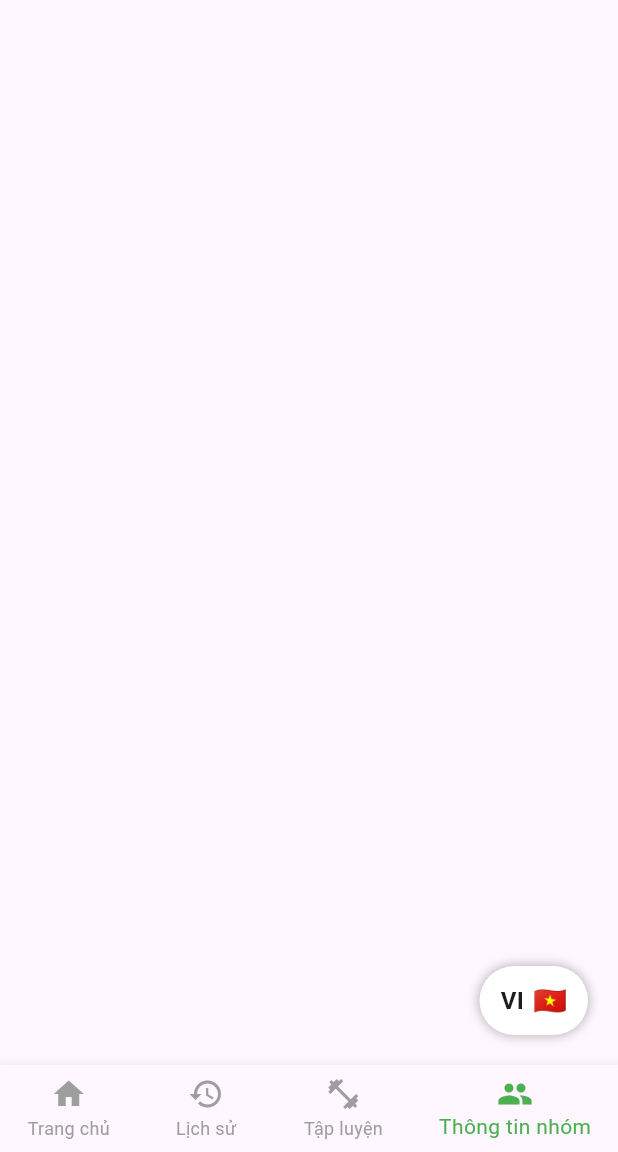
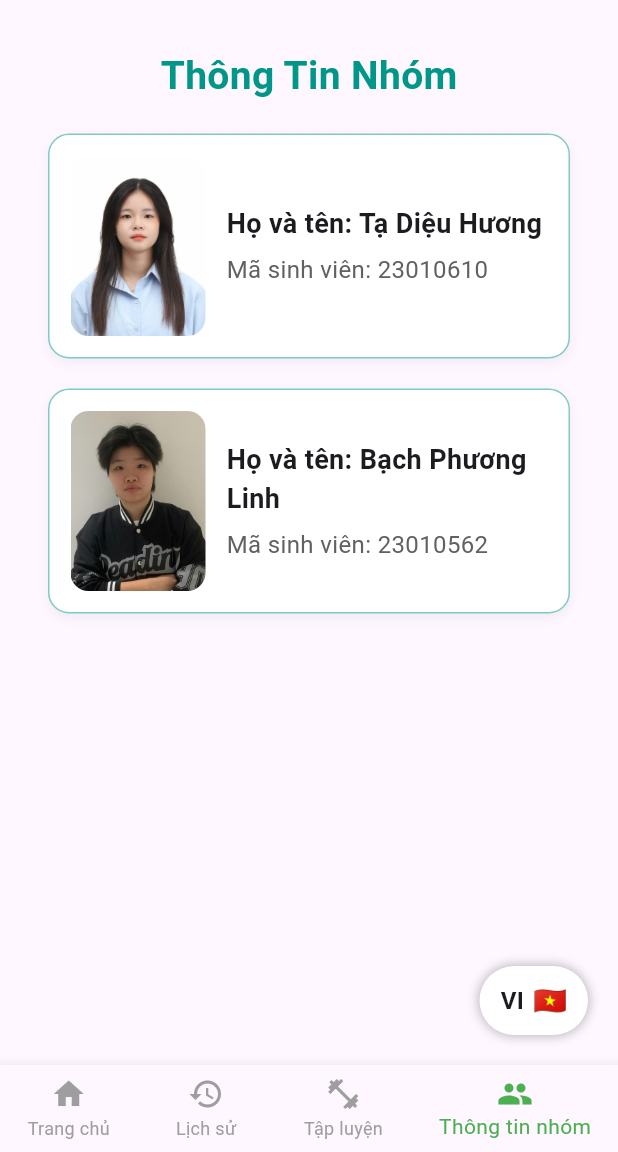
Before and after one commit to phuonglinh000/2025_LTTBDD_N04_Nhom_25, a Flutter app: the screen it shows after launch, item 4 of the bottom bar chosen, on a phone screen of 412 x 824 dp, the part 84-1236 px from its top. Run offline on Flutter 3.47's test engine with Material 3 defaults, Android fonts, the phone set to English and light mode, and no system bars; our stand-ins replace fl_chart, flutter_screenutil.

Commit message:
Hương làm phần thông tin nhóm

```diff
--- a/calories/lib/man_hinh_chinh.dart
+++ b/calories/lib/man_hinh_chinh.dart
@@ -6,7 +6,7 @@ import 'chon_ngay.dart';
 import 'package:provider/provider.dart';
 import 'quan_ly_ngon_ngu.dart';
 import 'package:flutter_screenutil/flutter_screenutil.dart';
-
+import 'man_hinh_thong_tin_nhom.dart';
 
 class ManHinhChinh
     extends StatefulWidget {
@@ -709,7 +709,7 @@ class _ManHinhChinhState
     } else if (_selectedIndex == 2) {
       return const ManHinhTapLuyen();
     } else if (_selectedIndex == 3) {
-      return const SizedBox.shrink();
+      return  ManHinhThongTinNhom();
     }
 
     return const SizedBox();
--- a/calories/lib/man_hinh_lich_su.dart
+++ b/calories/lib/man_hinh_lich_su.dart
@@ -1,5 +1,7 @@
 import 'package:flutter/material.dart';
 import 'package:fl_chart/fl_chart.dart';
+import 'package:provider/provider.dart';
+import 'quan_ly_ngon_ngu.dart';
 
 class ManHinhLichSu extends StatelessWidget {
   final List<Map<String, dynamic>> meals;
@@ -8,20 +10,24 @@ class ManHinhLichSu extends StatelessWidget {
 
   @override
   Widget build(BuildContext context) {
+    final provider = Provider.of<LocaleProvider>(context);
+    Lang.currentLang = provider.locale.languageCode;
+
     return SingleChildScrollView(
       padding: const EdgeInsets.all(16.0),
       child: Column(
         children: [
-          const Text(
-            'Lịch sử ăn uống',
-            style: TextStyle(
-              fontSize: 18,
+          Text(
+            Lang.t('meal_history'),
+            style: const TextStyle(
+              fontSize: 20,
               fontWeight: FontWeight.bold,
+              color: Color(0xFF2E8B57),
             ),
           ),
           const SizedBox(height: 20),
 
-
+          // === Biểu đồ lịch sử ăn uống ===
           SizedBox(
             height: 250,
             child: BarChart(
@@ -33,7 +39,9 @@ class ManHinhLichSu extends StatelessWidget {
                       showTitles: true,
                       getTitlesWidget: (double value, TitleMeta meta) {
                         final index = value.toInt();
-                        if (index < 0 || index >= meals.length) return const SizedBox();
+                        if (index < 0 || index >= meals.length) {
+                          return const SizedBox();
+                        }
                         return Text(
                           meals[index]['name'],
                           style: const TextStyle(fontSize: 12),
@@ -42,7 +50,13 @@ class ManHinhLichSu extends StatelessWidget {
                     ),
                   ),
                   leftTitles: AxisTitles(
-                    sideTitles: SideTitles(showTitles: true, reservedSize: 40),
+                    sideTitles: SideTitles(
+                      showTitles: true,
+                      reservedSize: 40,
+                      getTitlesWidget: (value, meta) {
+                        return Text('${value.toInt()}');
+                      },
+                    ),
                   ),
                 ),
                 borderData: FlBorderData(show: false),
@@ -67,10 +81,14 @@ class ManHinhLichSu extends StatelessWidget {
 
           const SizedBox(height: 24),
 
+          // === Danh sách chi tiết món ăn ===
           ...meals.map(
             (m) => ListTile(
               title: Text(m['name']),
-              trailing: Text('${m['calories']} kcal'),
+              trailing: Text(
+                '${m['calories']} ${Lang.t('kcal')}',
+                style: const TextStyle(fontWeight: FontWeight.w500),
+              ),
             ),
           ),
         ],
--- /dev/null
+++ b/calories/lib/man_hinh_thong_tin_nhom.dart
@@ -0,0 +1,108 @@
+import 'package:flutter/material.dart';
+
+class ManHinhThongTinNhom
+    extends StatelessWidget {
+  @override
+  Widget build(BuildContext context) {
+    return SafeArea(
+      child: SingleChildScrollView(
+        padding: const EdgeInsets.all(16),
+        child: Column(
+          crossAxisAlignment:
+              CrossAxisAlignment.center,
+          children: [
+            const Text(
+              'Thông Tin Nhóm',
+              style: TextStyle(
+                fontSize: 26,
+                fontWeight: FontWeight.bold,
+                color: Colors.teal,
+              ),
+            ),
+            const SizedBox(height: 20),
+
+            _cardThanhVien(
+              'Họ và tên: Tạ Diệu Hương',
+              'Mã sinh viên: 23010610',
+              'imgs/huong.jpg',
+            ),
+
+            const SizedBox(height: 20),
+
+            _cardThanhVien(
+              'Họ và tên: Bạch Phương Linh',
+              'Mã sinh viên: 23010562',
+              'imgs/linh.jpg',
+            ),
+          ],
+        ),
+      ),
+    );
+  }
+
+  Widget _cardThanhVien(
+    String name,
+    String mssv,
+    String imgPath,
+  ) {
+    return Container(
+      width: double.infinity,
+      decoration: BoxDecoration(
+        color: Colors.white,
+        borderRadius: BorderRadius.circular(14),
+        border: Border.all(
+          color: Colors.teal.shade200,
+        ),
+        boxShadow: [
+          BoxShadow(
+            color: Colors.black.withOpacity(0.05),
+            blurRadius: 6,
+            offset: const Offset(0, 3),
+          ),
+        ],
+      ),
+      child: Padding(
+        padding: const EdgeInsets.all(14),
+        child: Row(
+          children: [
+            ClipRRect(
+              borderRadius: BorderRadius.circular(
+                12,
+              ),
+              child: Image.asset(
+                imgPath,
+                width: 90,
+                height: 120,
+                fit: BoxFit.cover,
+              ),
+            ),
+            const SizedBox(width: 14),
+            Expanded(
+              child: Column(
+                crossAxisAlignment:
+                    CrossAxisAlignment.start,
+                children: [
+                  Text(
+                    name,
+                    style: const TextStyle(
+                      fontSize: 18,
+                      fontWeight: FontWeight.bold,
+                    ),
+                  ),
+                  const SizedBox(height: 6),
+                  Text(
+                    mssv,
+                    style: TextStyle(
+                      fontSize: 16,
+                      color: Colors.grey.shade700,
+                    ),
+                  ),
+                ],
+              ),
+            ),
+          ],
+        ),
+      ),
+    );
+  }
+}
--- a/calories/lib/quan_ly_ngon_ngu.dart
+++ b/calories/lib/quan_ly_ngon_ngu.dart
@@ -58,6 +58,8 @@ class Lang {
       '14_days': '14 ngày',
       '18_days': '18 ngày',
       '28_days': '28 ngày',
+      'meal_history': 'Lịch sử ăn uống',
+
     },
     'en': {
       'hello': 'Hello',
@@ -101,6 +103,8 @@ class Lang {
       '14_days': '14 days',
       '18_days': '18 days',
       '28_days': '28 days',
+      'meal_history': 'Meal History',
+
     },
   };
 
```
Also changed, not shown: calories/imgs/huong.jpg (added), calories/imgs/linh.jpg (added).
